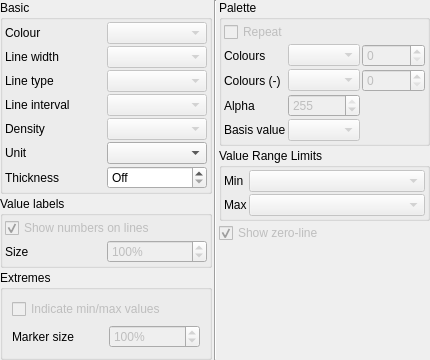
metno/diana, file src/vcross_qt/vcross_style_widget.ui: the form before one commit.
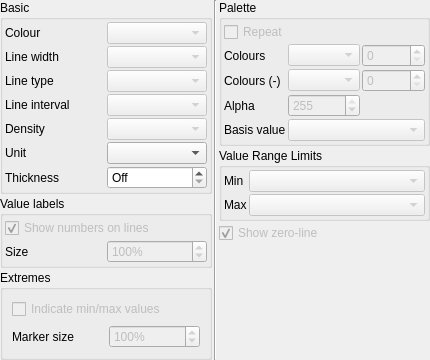
The form after the commit.

Commit message:
vcross: bugfix base value list
 * also made the box wider
 * base, min, and max comboboxes not immediately updated when
   line interval changes

```diff
--- a/src/vcross_qt/vcross_style_widget.ui
+++ b/src/vcross_qt/vcross_style_widget.ui
@@ -420,7 +420,7 @@
           </property>
          </widget>
         </item>
-        <item row="4" column="1">
+        <item row="4" column="1" colspan="2">
          <widget class="QComboBox" name="zero1ComboBox">
           <property name="enabled">
            <bool>false</bool>
```
The commit also changes 1 other file.
